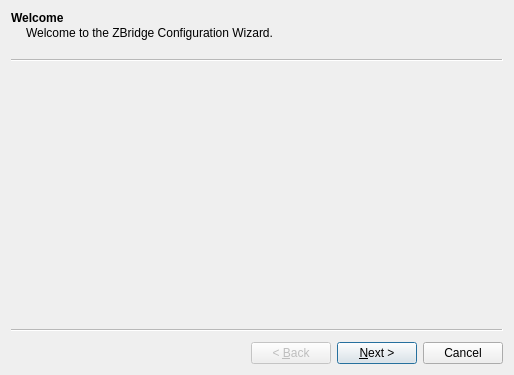
Qt form ZBridge/cprogramconfigwizard.ui (erik-knudsen/BridgeZ) before a commit.
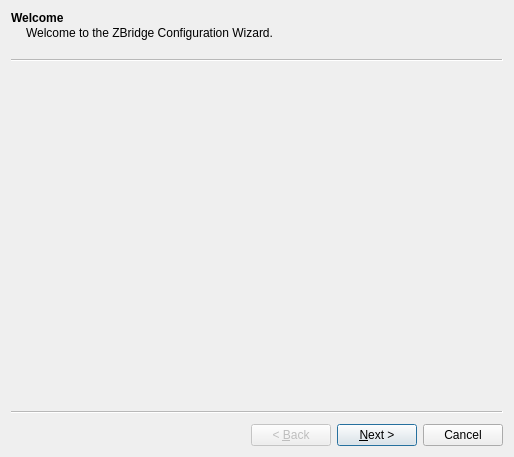
The same form after that commit. Custom widgets are drawn as their Qt base class.

```diff
--- a/ZBridge/cprogramconfigwizard.ui
+++ b/ZBridge/cprogramconfigwizard.ui
@@ -7,7 +7,7 @@
     <x>0</x>
     <y>0</y>
     <width>514</width>
-    <height>375</height>
+    <height>457</height>
    </rect>
   </property>
   <property name="windowTitle">
```
